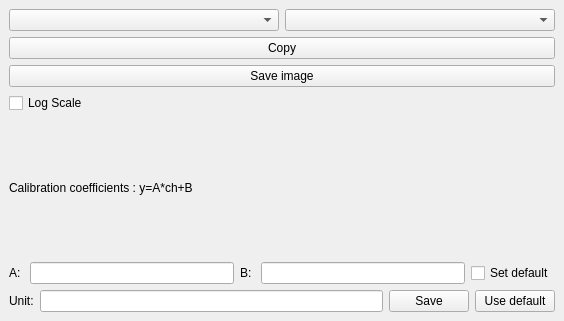
sickel/qgisSpectre, file qgisSpectre_dockwidget_base.ui: the form before one commit.
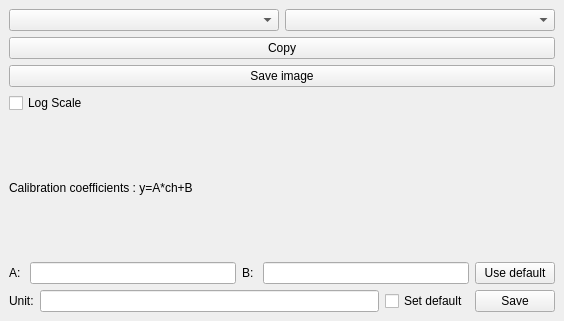
The form after the commit. Custom widgets are drawn as their Qt base class.

Commit message: Usable energy calibration, usersettable defaults and per field values

```diff
--- a/qgisSpectre_dockwidget_base.ui
+++ b/qgisSpectre_dockwidget_base.ui
@@ -90,11 +90,10 @@
                 <widget class="QLineEdit" name="leB">
             </widget>
         </item>
-      <item>
-        
-            <widget class="QCheckBox" name="cbDefault">
+        <item>
+         <widget class="QPushButton" name="pBUseDefault">
           <property name="text">
-           <string>Set default</string>
+           <string>Use default</string>
           </property>
          </widget>
         </item>
@@ -116,19 +115,20 @@
             </widget>
             </item>
         <item>
+        
+            <widget class="QCheckBox" name="cbDefault">
+          <property name="text">
+           <string>Set default</string>
+          </property>
+         </widget>
+        </item>
+      <item>
          <widget class="QPushButton" name="pBSaveCalib">
           <property name="text">
            <string>Save</string>
           </property>
          </widget>
         </item>
-        <item>
-         <widget class="QPushButton" name="pBUseDefault">
-          <property name="text">
-           <string>Use default</string>
-          </property>
-         </widget>
-        </item>
         
         </layout>
         </item>
```
The commit also changes 2 other files.
